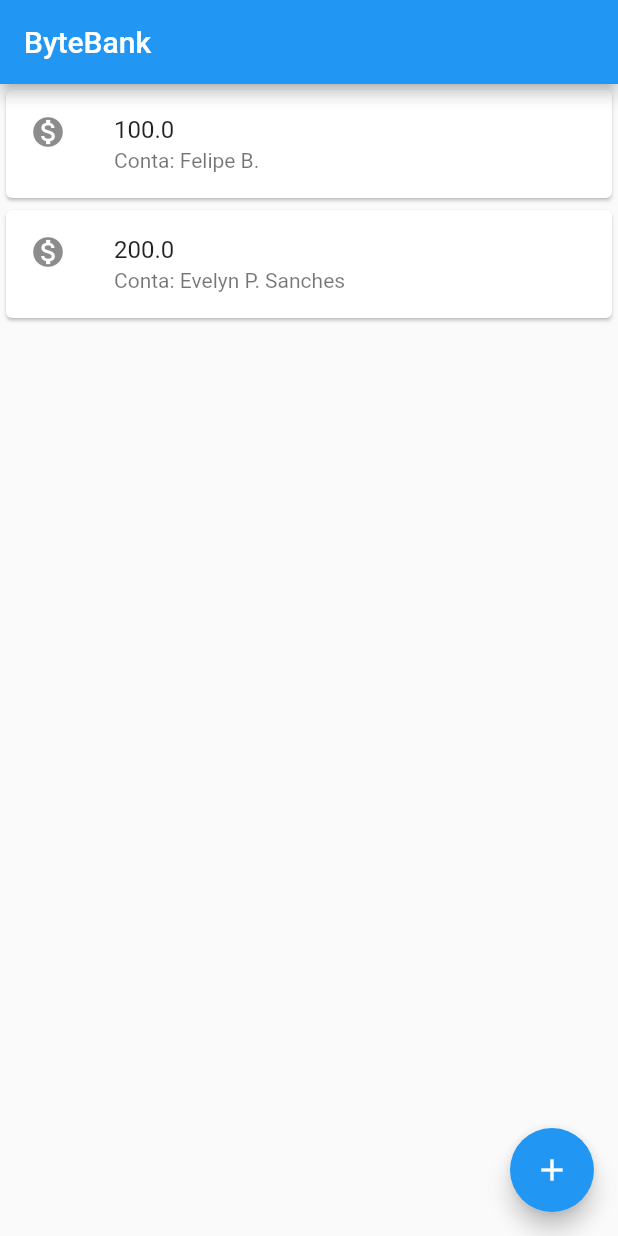
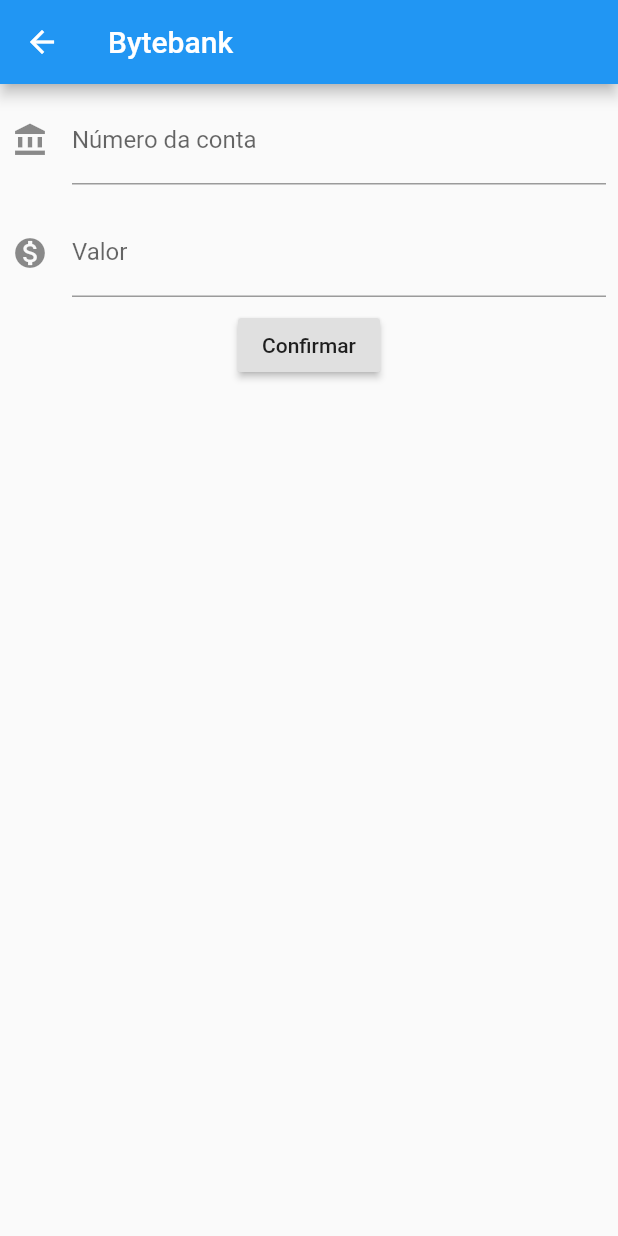
Before and after one commit to FBertanha/bytebank, a Flutter app: the screen it shows after launch, after a tap on the "add" icon, on a phone screen of 412 x 824 dp. Run offline on Flutter 3.47's test engine with Material 2 defaults, Android fonts, the phone set to English and light mode, and no system bars.

Commit message:
aula 3,4

```diff
--- a/lib/main.dart
+++ b/lib/main.dart
@@ -1,29 +1,131 @@
 import 'package:flutter/material.dart';
 
-void main() =>
-    runApp(MaterialApp(
-      home: Scaffold(
-        appBar: AppBar(
-          title: Text('ByteBank'),
+void main() => runApp(ByteBankApp());
+
+class ByteBankApp extends StatelessWidget {
+  @override
+  Widget build(BuildContext context) {
+    return MaterialApp(
+      home: Scaffold(body: ListaTransferencias()),
+    );
+  }
+}
+
+class FormularioTransferencia extends StatelessWidget {
+  final TextEditingController _controladorCampoNumeroConta =
+  TextEditingController();
+  final TextEditingController _controladorCampoValor = TextEditingController();
+
+  @override
+  Widget build(BuildContext context) {
+    return Scaffold(
+      appBar: AppBar(
+        title: Text('Bytebank'),
+      ),
+      body: Column(
+        children: <Widget>[
+          Editor(
+            controlador: _controladorCampoNumeroConta,
+            icon: Icons.account_balance,
+            rotulo: 'Número da conta',
+            dica: '0000',
+          ),
+          Editor(
+            controlador: _controladorCampoValor,
+            icon: Icons.monetization_on,
+            rotulo: 'Valor',
+            dica: '0.00',
+          ),
+          RaisedButton(
+            child: Text('Confirmar'),
+            onPressed: () => _criaTransferencia(context),
+          )
+        ],
+      ),
+    );
+  }
+
+  void _criaTransferencia(BuildContext context) {
+    final int numeroConta = int.tryParse(_controladorCampoNumeroConta.text);
+    final double valor = double.tryParse(_controladorCampoValor.text);
+
+    if (numeroConta == null || valor == null) {
+//      Scaffold.of(context).showSnackBar(
+//        SnackBar(
+//          content: Text('Dados inválidos, verifique!'),
+//        ),
+//      );
+      return;
+    }
+    final transferencia = Transferencia(valor, numeroConta);
+
+//    Scaffold.of(context).showSnackBar(
+//      SnackBar(
+//        content: Text(
+//            'Transferência para ${transferencia.numeroConta} no valor de ${transferencia.valor} foi criada com sucesso!'),
+//      ),
+//    );
+
+    Navigator.pop(context, transferencia);
+  }
+}
+
+class Editor extends StatelessWidget {
+  final TextEditingController controlador;
+  final IconData icon;
+  final String rotulo;
+  final String dica;
+
+  Editor({this.controlador, this.icon, this.rotulo, this.dica});
+
+  @override
+  Widget build(BuildContext context) {
+    return Padding(
+      padding: const EdgeInsets.all(8.0),
+      child: TextField(
+        controller: controlador,
+        style: TextStyle(fontSize: 16.0),
+        decoration: InputDecoration(
+          icon: icon != null ? Icon(icon) : null,
+          labelText: rotulo,
+          hintText: dica,
         ),
-        floatingActionButton: FloatingActionButton(
-          child: Icon(Icons.add),
-          onPressed: () {
-            print("rsrsrs");
-          },
-        ),
-        body: ListaTransferencias(),
+        keyboardType: TextInputType.number,
       ),
-    ));
+    );
+  }
+}
 
 class ListaTransferencias extends StatelessWidget {
+  final List<Transferencia> _transferencias = List();
+
   @override
   Widget build(BuildContext context) {
-    return ListView(
-      children: <Widget>[
-        ItemTransferencia(Transferencia(100.0, 'Conta: Felipe B.')),
-        ItemTransferencia(Transferencia(200.0, 'Conta: Evelyn P. Sanches'))
-      ],
+    _transferencias.add(Transferencia(10.0, 1));
+    return Scaffold(
+      appBar: AppBar(
+        title: Text('ByteBank'),
+      ),
+      body: ListView.builder(
+        itemCount: _transferencias.length,
+        itemBuilder: (context, indice) {
+          final transf = _transferencias[indice];
+          return ItemTransferencia(transf);
+        },
+      ),
+      floatingActionButton: FloatingActionButton(
+        child: Icon(Icons.add),
+        onPressed: () {
+          final Future<Transferencia> future =
+          Navigator.push(context, MaterialPageRoute(builder: (context) {
+            return FormularioTransferencia();
+          }));
+
+          future.then((transferencia) {
+            _transferencias.add(transferencia);
+          });
+        },
+      ),
     );
   }
 }
@@ -40,7 +142,7 @@ class ItemTransferencia extends StatelessWidget {
         child: ListTile(
           leading: Icon(Icons.monetization_on),
           title: Text(_transferencia.valor.toString()),
-          subtitle: Text(_transferencia.numeroConta),
+          subtitle: Text(_transferencia.numeroConta.toString()),
           onTap: () {
             print('Clicado: ${_transferencia.numeroConta}');
           },
@@ -50,7 +152,12 @@ class ItemTransferencia extends StatelessWidget {
 
 class Transferencia {
   final double valor;
-  final String numeroConta;
+  final int numeroConta;
 
   Transferencia(this.valor, this.numeroConta);
+
+  @override
+  String toString() {
+    return 'Transferencia{valor: $valor, numeroConta: $numeroConta}';
+  }
 }
```
Also changed, not shown: 1 other file.
